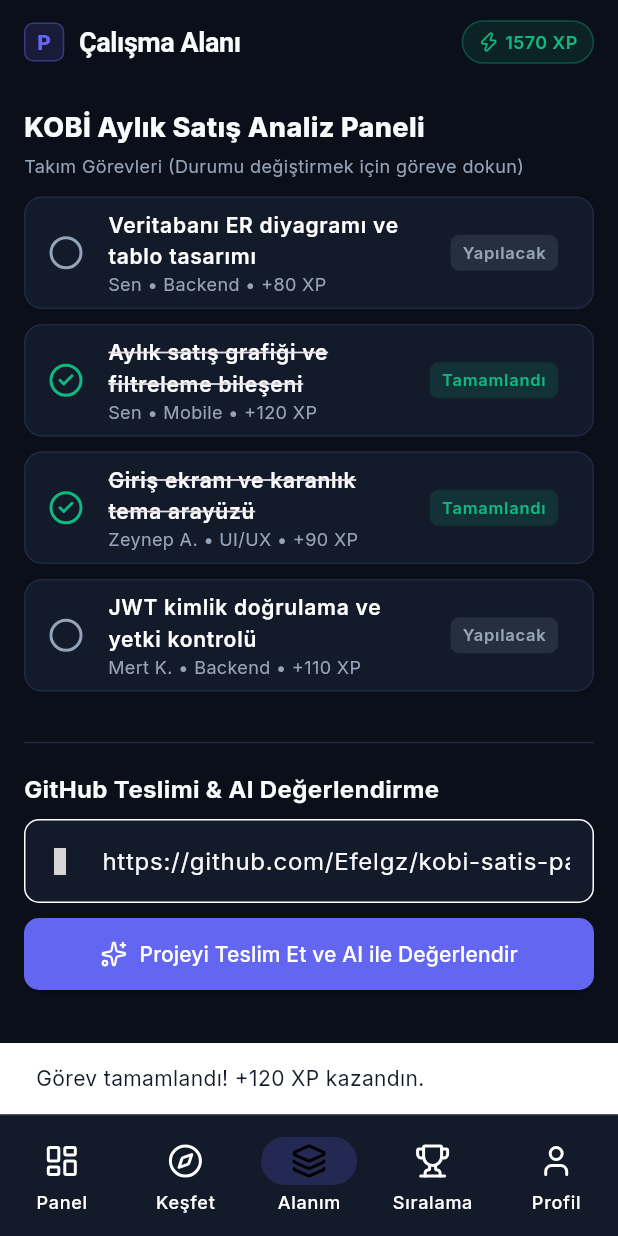
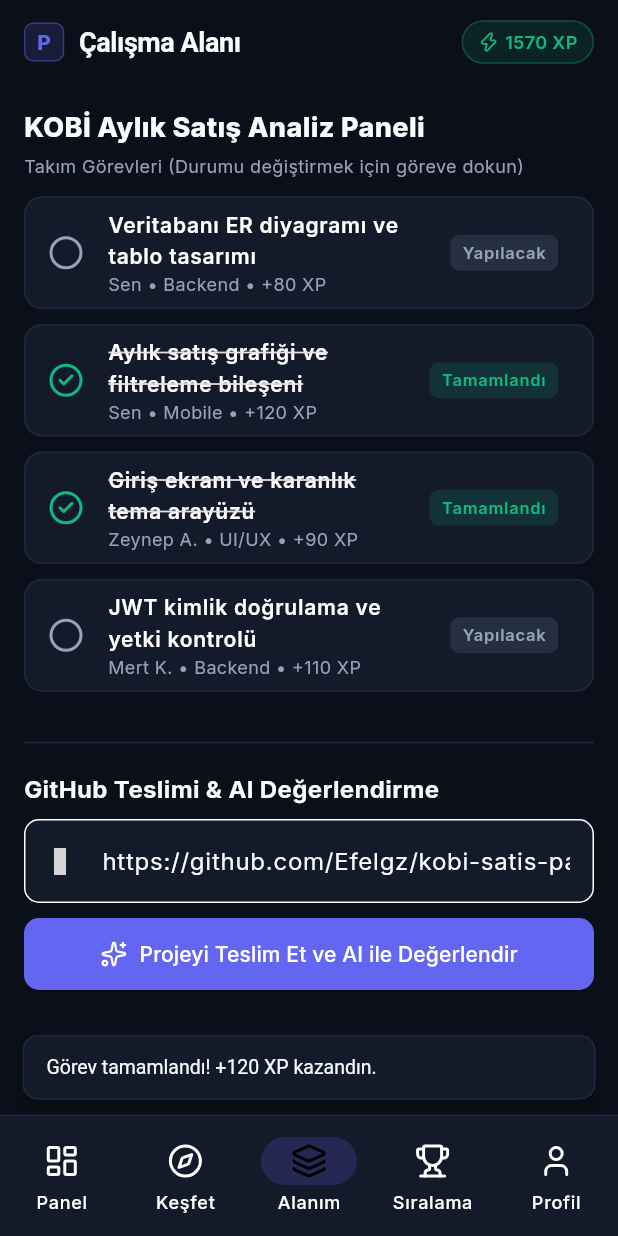
Before and after one commit to Efelgz/provia-mobile, a Flutter app: the screen it shows after launch, after a tap on "Çalışma Alanına Git", after a tap on "Veritabanı ER diyagramı ve tablo tasarım", after a tap on "Aylık satış grafiği ve filtreleme bileşe", on a phone screen of 412 x 824 dp. Run offline on Flutter 3.47's test engine with Material 3 defaults, Android fonts, the phone set to English and light mode, and no system bars; our stand-ins replace google_fonts, lucide_icons; grey boxes are pictures that could not be loaded.

Commit message:
fix: dashboard rozet tasmasi ve koyu SnackBar temasi

```diff
--- a/lib/core/theme/app_theme.dart
+++ b/lib/core/theme/app_theme.dart
@@ -31,6 +31,15 @@ class ProviaTheme {
         side: const BorderSide(color: borderDark, width: 1),
       ),
     ),
+    snackBarTheme: SnackBarThemeData(
+      backgroundColor: surfaceDark,
+      contentTextStyle: const TextStyle(color: textPrimary, fontSize: 13),
+      behavior: SnackBarBehavior.floating,
+      shape: RoundedRectangleBorder(
+        borderRadius: BorderRadius.circular(10),
+        side: const BorderSide(color: borderDark),
+      ),
+    ),
     appBarTheme: const AppBarTheme(
       backgroundColor: bgDark,
       elevation: 0,
--- a/lib/features/dashboard/dashboard_screen.dart
+++ b/lib/features/dashboard/dashboard_screen.dart
@@ -127,7 +127,9 @@ class DashboardScreen extends StatelessWidget {
               children: [
                 Row(
                   children: [
-                    Flexible(
+                    Expanded(
+                      child: Align(
+                        alignment: Alignment.centerLeft,
                         child: Container(
                           padding: const EdgeInsets.symmetric(
                             horizontal: 8,
@@ -148,8 +150,8 @@ class DashboardScreen extends StatelessWidget {
                           ),
                         ),
                       ),
+                    ),
                     const SizedBox(width: 8),
-                    const Spacer(),
                     const Icon(
                       LucideIcons.clock,
                       size: 13,
```
Lines whose indentation alone changed are shown as unchanged.
